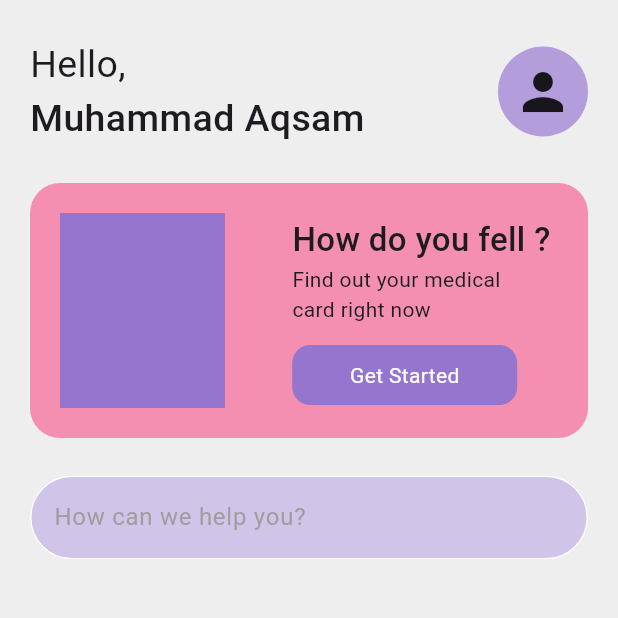
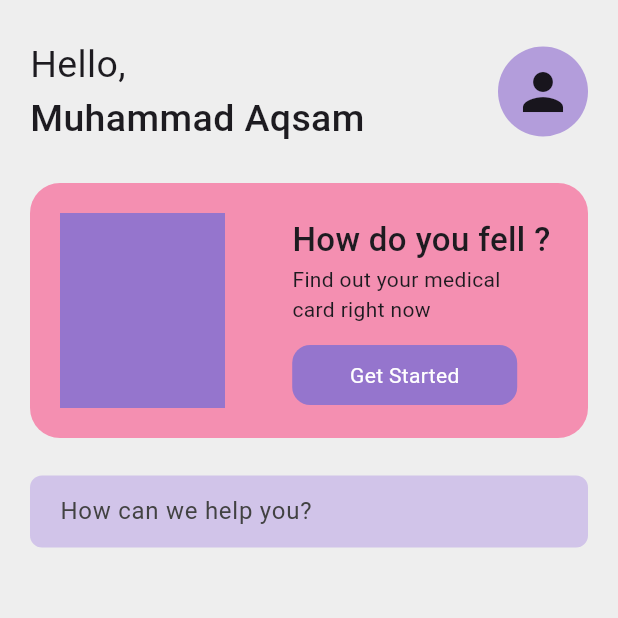
Before and after one commit to m-aqsam/Flutter-Applications-Ui, a Flutter app: the screen it shows after launch, on a phone screen of 412 x 824 dp, the top half of it. Run offline on Flutter 3.47's test engine with Material 3 defaults, Android fonts, the phone set to English and light mode, and no system bars.

Commit message:
MyTextField Update

```diff
--- a/medical_app_ui/lib/components/MyTextField.dart
+++ b/medical_app_ui/lib/components/MyTextField.dart
@@ -18,22 +18,19 @@ class MyTextField extends StatelessWidget {
     return Padding(
       padding: const EdgeInsets.symmetric(horizontal: 20),
       child: Container(
+        padding: EdgeInsets.symmetric(horizontal: 20),
+        decoration: BoxDecoration(
+          color: Colors.deepPurple[100],
+          borderRadius: BorderRadius.circular(8),
+        ),
         child: TextField(
           controller: controller,
           obscureText: obscureText,
           decoration: InputDecoration(
-              hintText: hintText,
-              enabledBorder: OutlineInputBorder(
-                borderSide: BorderSide(color: Colors.white),
-                borderRadius: BorderRadius.circular(30),
-              ),
-              focusedBorder: OutlineInputBorder(
-                borderSide: BorderSide(color: Colors.deepPurple.shade200),
-                borderRadius: BorderRadius.circular(30),
-              ),
-              fillColor: Colors.deepPurple.shade100,
-              filled: true,
-              hintStyle: TextStyle(color: Colors.grey[500])),
+            hintText: hintText,
+            border: InputBorder.none,
+            hintStyle: TextStyle(color: Colors.grey[800]),
+          ),
         ),
       ),
     );
```
